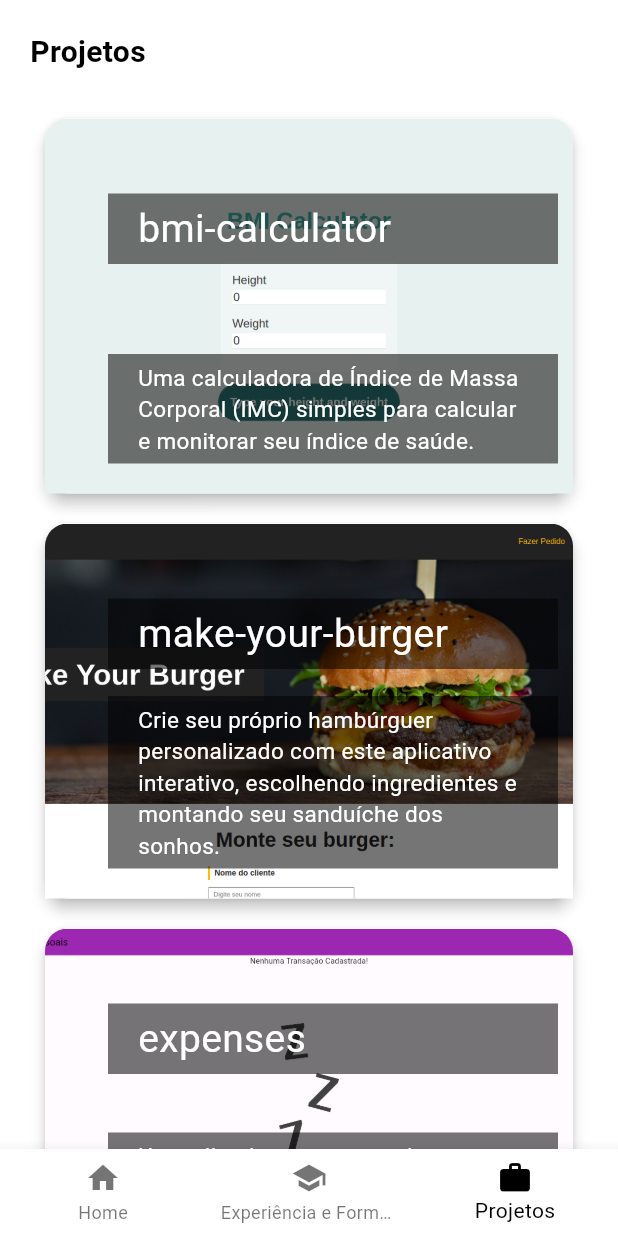
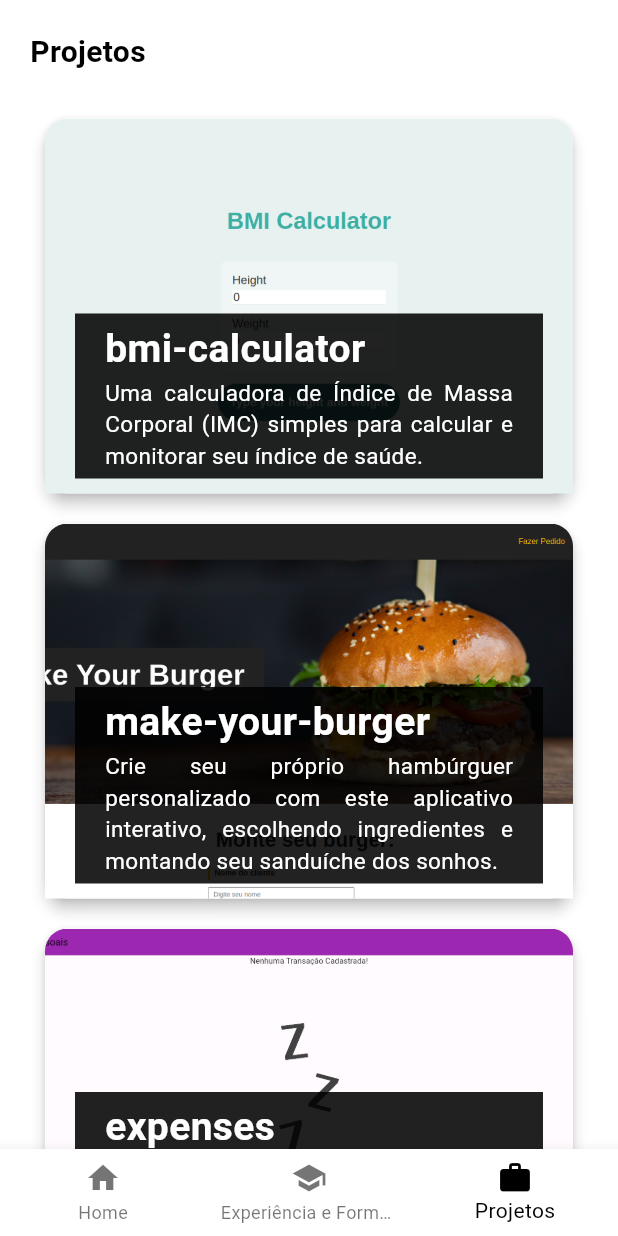
Before and after one commit to tiagors09/tiagors09.github.io, a Flutter app: the screen it shows after launch, item 3 of the bottom bar chosen, on a phone screen of 412 x 824 dp. Run offline on Flutter 3.47's test engine with Material 3 defaults, Android fonts, the phone set to English and light mode, and no system bars.

Commit message:
atualização

```diff
--- a/lib/projects.dart
+++ b/lib/projects.dart
@@ -1,4 +1,5 @@
 import 'package:flutter/material.dart';
+import 'package:flutter/widgets.dart';
 import 'package:url_launcher/url_launcher_string.dart';
 
 class Projects extends StatelessWidget {
@@ -102,44 +103,40 @@ class Projects extends StatelessWidget {
                         ),
                       ),
                       Positioned(
-                        top: 50,
-                        right: 10,
+                        left: 20,
+                        right: 20,
+                        bottom: 10,
                         child: Container(
                           width: 300,
-                          color: Colors.black54,
+                          color: Colors.black87,
                           padding: const EdgeInsets.symmetric(
                             vertical: 5,
                             horizontal: 20,
                           ),
-                          child: Text(
+                          child: Column(
+                            crossAxisAlignment: CrossAxisAlignment.start,
+                            children: [
+                              Text(
                                 projects[i]['name']!,
                                 style: const TextStyle(
                                   fontSize: 26,
                                   color: Colors.white,
+                                  fontWeight: FontWeight.w600,
                                 ),
                                 softWrap: true,
                                 overflow: TextOverflow.fade,
                               ),
-                        ),
-                      ),
-                      Positioned(
-                        bottom: 20,
-                        right: 10,
-                        child: Container(
-                          width: 300,
-                          color: Colors.black54,
-                          padding: const EdgeInsets.symmetric(
-                            vertical: 5,
-                            horizontal: 20,
-                          ),
-                          child: Text(
+                              Text(
                                 projects[i]['description']!,
+                                textAlign: TextAlign.justify,
                                 style: const TextStyle(
                                   fontSize: 15,
                                   color: Colors.white,
                                 ),
                                 softWrap: true,
                                 overflow: TextOverflow.fade,
+                              ),
+                            ],
                           ),
                         ),
                       ),
```
Lines whose indentation alone changed are shown as unchanged.
